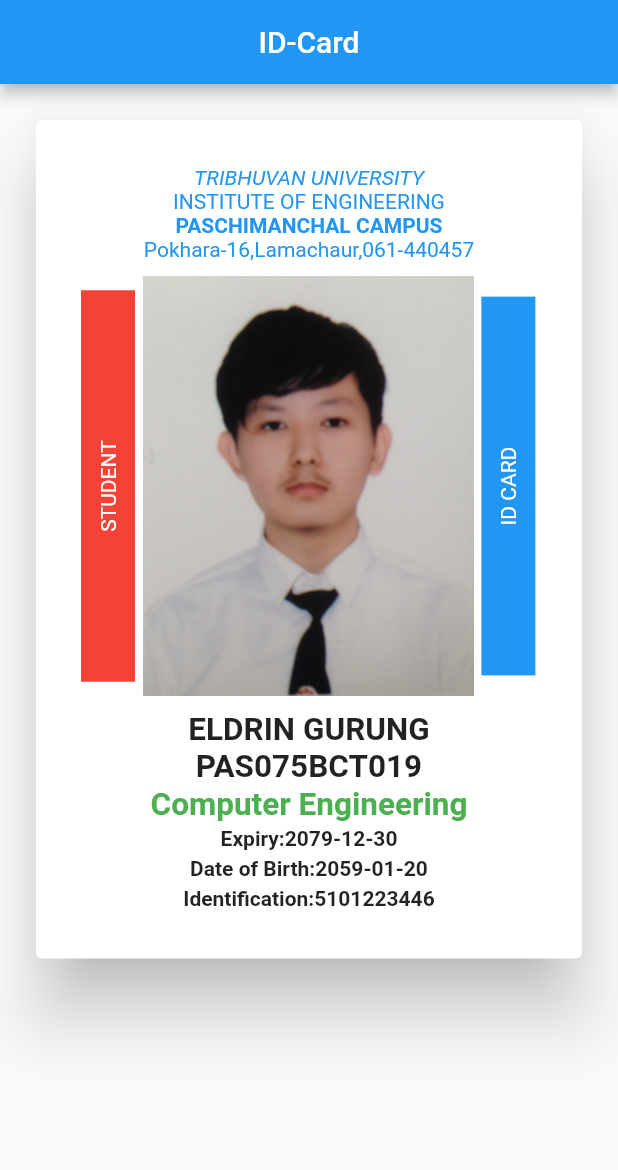
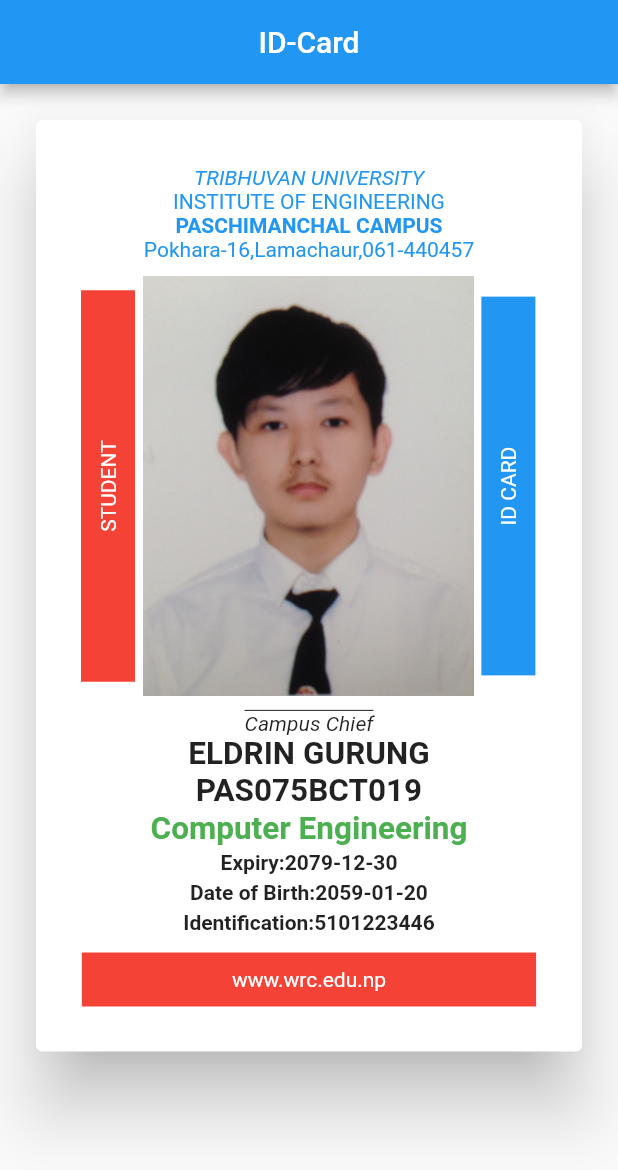
Before and after one commit to Eldringrg/id_card, a Flutter app: the screen it shows after launch, on a phone screen of 412 x 824 dp. Shown: the top 1170 px of the screen. Run offline on Flutter 3.47's test engine with Material 2 defaults, Android fonts, the phone set to English and light mode, and no system bars.

Commit message:
Almost finished

```diff
--- a/lib/main.dart
+++ b/lib/main.dart
@@ -110,6 +110,13 @@ class idCard extends StatelessWidget {
                       ),
                     ),
                     Text(
+                      'Campus Chief',
+                      style: TextStyle(
+                        fontStyle: FontStyle.italic,
+                        decoration: TextDecoration.overline,
+                      ),
+                    ),
+                    Text(
                       'ELDRIN GURUNG',
                       textScaleFactor: 1.5,
                       style: TextStyle(fontWeight: FontWeight.bold),
@@ -146,6 +153,23 @@ class idCard extends StatelessWidget {
                         style: TextStyle(fontWeight: FontWeight.bold),
                       ),
                     ),
+                    Container(
+                      margin: EdgeInsets.only(
+                        top: 10,
+                      ),
+                      padding: EdgeInsets.symmetric(
+                        horizontal: 100,
+                        vertical: 10,
+                      ),
+                      color: Colors.red,
+                      child: Text(
+                        'www.wrc.edu.np',
+                        textAlign: TextAlign.justify,
+                        style: TextStyle(
+                          color: Colors.white,
+                        ),
+                      ),
+                    )
                   ],
                 ),
               ),
```
